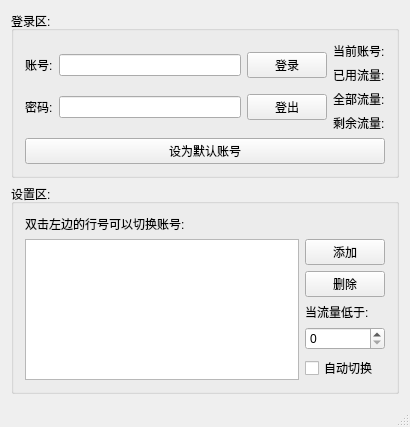
This is loginwindow.ui in xiaofud/stulogin as Qt 5 draws it before an edit. The edited form follows.
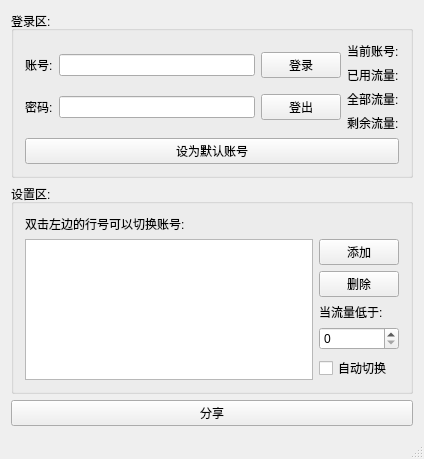
This is the edited form.

Patch:
```diff
--- a/loginwindow.ui
+++ b/loginwindow.ui
@@ -6,8 +6,8 @@
    <rect>
     <x>0</x>
     <y>0</y>
-    <width>410</width>
-    <height>369</height>
+    <width>424</width>
+    <height>384</height>
    </rect>
   </property>
   <property name="windowTitle">
@@ -217,6 +217,13 @@
       </layout>
      </widget>
     </item>
+    <item>
+     <widget class="QPushButton" name="sharedButton">
+      <property name="text">
+       <string>分享</string>
+      </property>
+     </widget>
+    </item>
    </layout>
   </widget>
   <widget class="QStatusBar" name="statusBar"/>
```
